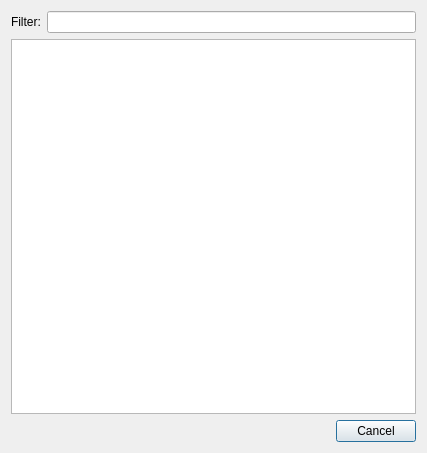
First picture: the form in src/gov_services/ui/dlg_gov_services.ui, repository psakar/datovka, before the edit.
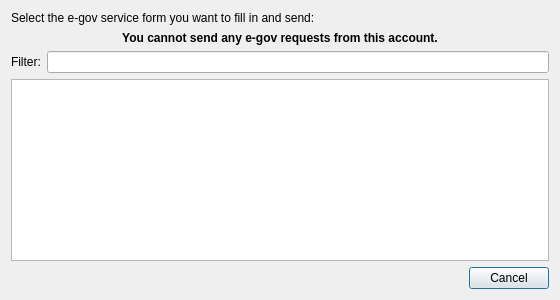
Second picture: the form after the edit. Icons and pictures are not drawn.

Commit message:
Modified the appearance on the e-gov request list dialogue.
Added clear button into filter field. Removed the window icon. Disabled
alternating row colours in request list. Showing notification label when
model is empty.

```diff
--- a/src/gov_services/ui/dlg_gov_services.ui
+++ b/src/gov_services/ui/dlg_gov_services.ui
@@ -6,8 +6,8 @@
    <rect>
     <x>0</x>
     <y>0</y>
-    <width>427</width>
-    <height>453</height>
+    <width>560</width>
+    <height>300</height>
    </rect>
   </property>
   <property name="windowTitle">
@@ -18,6 +18,29 @@
     <normaloff>:/icons/3party/present_16.png</normaloff>:/icons/3party/present_16.png</iconset>
   </property>
   <layout class="QVBoxLayout" name="verticalLayout">
+   <item>
+    <widget class="QLabel" name="label">
+     <property name="text">
+      <string>Select the e-gov service form you want to fill in and send:</string>
+     </property>
+    </widget>
+   </item>
+   <item>
+    <widget class="QLabel" name="cannotSendLabel">
+     <property name="font">
+      <font>
+       <weight>75</weight>
+       <bold>true</bold>
+      </font>
+     </property>
+     <property name="text">
+      <string>You cannot send any e-gov requests from this account.</string>
+     </property>
+     <property name="alignment">
+      <set>Qt::AlignCenter</set>
+     </property>
+    </widget>
+   </item>
    <item>
     <layout class="QHBoxLayout" name="horizontalLayout">
      <item>
@@ -33,17 +56,7 @@
     </layout>
    </item>
    <item>
-    <widget class="QListView" name="govServiceListView">
-     <property name="alternatingRowColors">
-      <bool>true</bool>
-     </property>
-     <property name="spacing">
-      <number>1</number>
-     </property>
-     <property name="modelColumn">
-      <number>0</number>
-     </property>
-    </widget>
+    <widget class="QListView" name="govServiceListView"/>
    </item>
    <item>
     <widget class="QDialogButtonBox" name="buttonBox">
```
Left out of the diff: 14 changed lines with no effect on the pictures. The commit also changes 4 other files.
